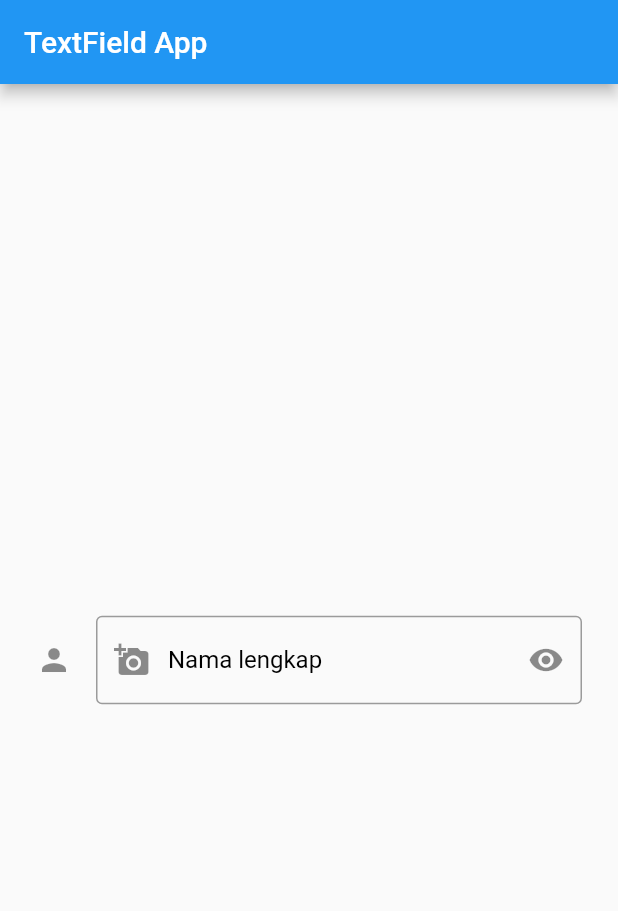
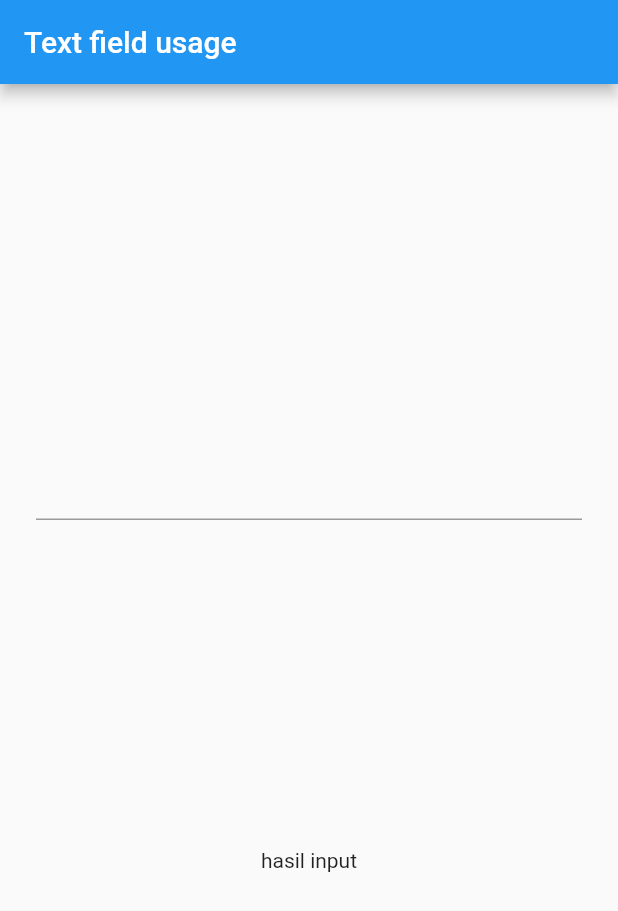
Before and after one commit to alfarelzaki/dart_fundamental, a Flutter app: the screen it shows after launch, on a phone screen of 412 x 824 dp. Shown: the top 911 px of the screen. Run offline on Flutter 3.47's test engine with Material 2 defaults, Android fonts, the phone set to English and light mode, and no system bars; our stand-ins replace faker.

Commit message:
get data from textField

```diff
--- a/lib/main.dart
+++ b/lib/main.dart
@@ -7,54 +7,50 @@
   runApp(MyApp());
 }
 
-class MyApp extends StatelessWidget {
+class MyApp extends StatefulWidget {
+  @override
+  State<MyApp> createState() => _MyAppState();
+}
+
+class _MyAppState extends State<MyApp> {
+  final TextEditingController myController = TextEditingController();
+  String data = "hasil input";
+
   @override
   Widget build(BuildContext context) {
     return MaterialApp(
       home: Scaffold(
         appBar: AppBar(
-          title: Text("TextField App"),
+          title: Text("Text field usage"),
         ),
         body: Center(
           child: Padding(
             padding: const EdgeInsets.all(24.0),
-            child: TextField(
-              showCursor: true,
-              cursorColor: Colors.green,
-              // cursorHeight: 24,
-              // cursorWidth: 12,
-              // cursorRadius: Radius.circular(20),
+            child: Column(
+              mainAxisAlignment: MainAxisAlignment.spaceEvenly,
+              children: [
+                TextField(
+                  controller: myController,
 
-              textAlign: TextAlign.start,
-              textAlignVertical: TextAlignVertical.center,
-              textCapitalization: TextCapitalization.none,
+                  onChanged: (value) {
+                    print("onchanged: ${value}");
+                  },
 
-              obscureText: true,
+                  onSubmitted: (value) {
+                    print("onsubmitted: ${value}");
 
-              style: TextStyle(fontSize: 16, color: Colors.green),
+                    setState(() {
+                      data = value;
+                    });
+                  },
 
-              decoration: InputDecoration(
-                icon: Icon(
-                  Icons.person,
-                  size: 24,
+                  onEditingComplete: () {
+                    print("edit success");
+                  },
                 ),
 
-                border: OutlineInputBorder(),
-
-                prefixIcon: Icon(Icons.add_a_photo),
-                suffixIcon: IconButton(
-                  icon: Icon(Icons.remove_red_eye),
-                  onPressed: () {},
-                ),
-
-                // prefixText: "Name: ",
-
-                hintText: "Masukkan nama anda",
-                hintStyle: TextStyle(color: Colors.green, fontSize: 16),
-
-                labelText: "Nama lengkap",
-                labelStyle: TextStyle(color: Colors.black),
-              ),
+                Text(data)
+              ],
             ),
           ),
         ),
```
